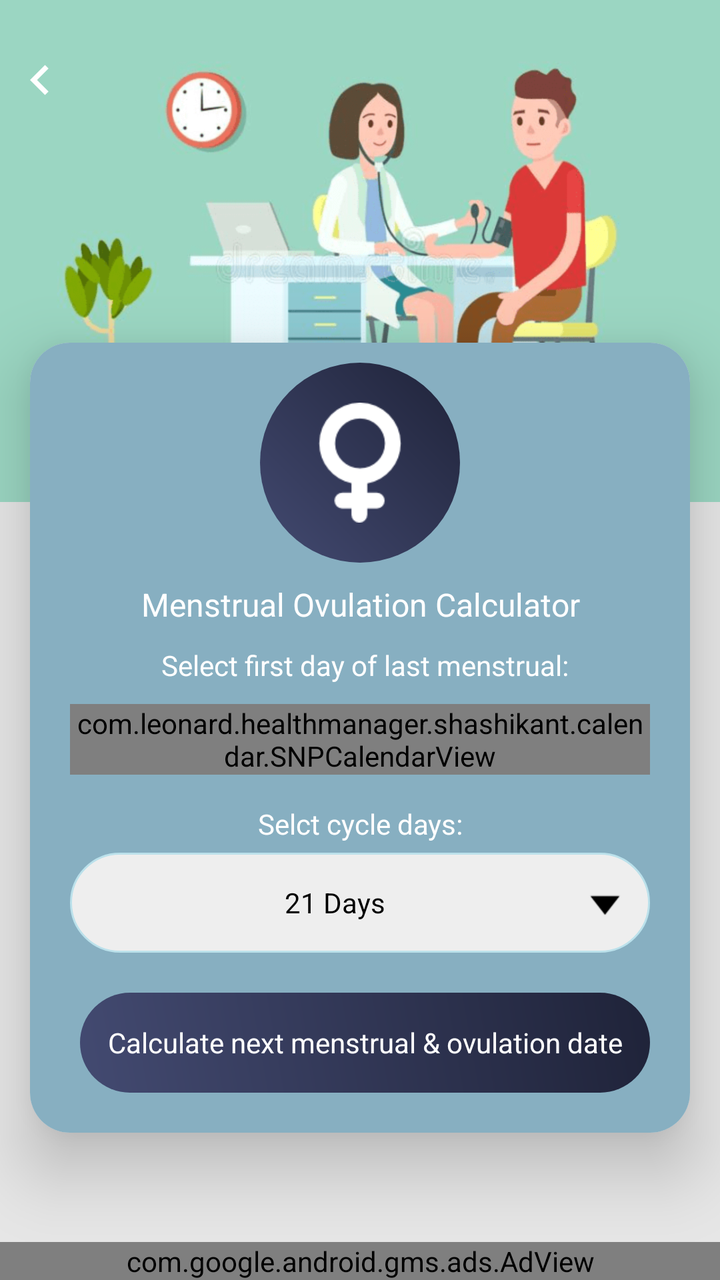
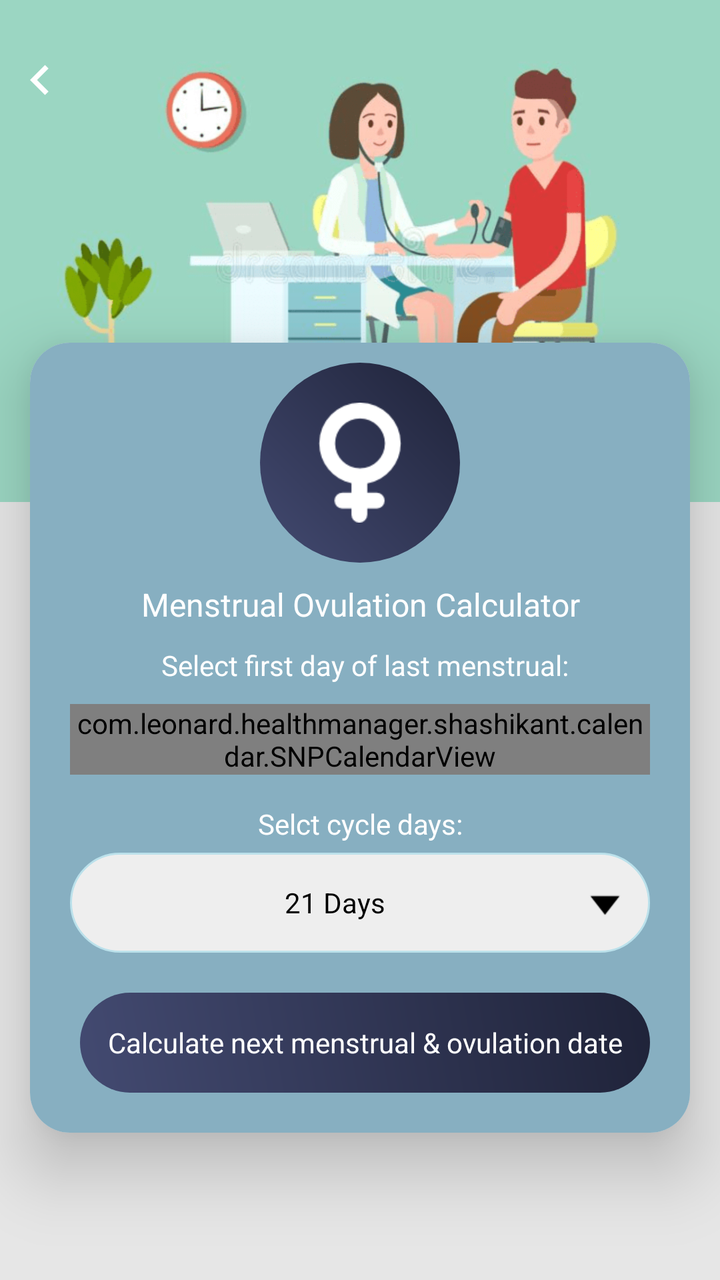

Screens rendered from an Android XML layout before and after an edit, with the pre-edit source and the edit as a unified diff.
<!-- AndroidManifest.xml: application theme AppTheme -->
<!-- res/layout/menstrual_and_ovulation_calculator.xml -->
<?xml version="1.0" encoding="utf-8"?>
<RelativeLayout xmlns:android="http://schemas.android.com/apk/res/android"
    xmlns:aapt="http://schemas.android.com/aapt"
    xmlns:app="http://schemas.android.com/apk/res-auto"
    android:layout_width="match_parent"
    android:layout_height="match_parent"
    android:background="@color/gray_color"
    android:orientation="vertical">

    <RelativeLayout
        android:id="@+id/banner"
        android:layout_width="match_parent"
        android:layout_height="wrap_content"
        android:background="@mipmap/calculator_banner_2">

    </RelativeLayout>
    <ImageView
        android:id="@+id/iv_back"
        android:layout_width="40dp"
        android:layout_height="40dp"
        android:layout_alignParentLeft="true"
        android:layout_alignParentTop="true"
        android:layout_marginTop="20dp"
        android:padding="5dp"
        android:src="@drawable/ic_chevron_left_white_24dp" />



    <androidx.cardview.widget.CardView
        android:id="@+id/cardviewone"
        android:layout_marginBottom="60dp"
        android:layout_width="match_parent"
        android:layout_height="wrap_content"
        android:layout_marginLeft="@dimen/text_15"
        android:layout_below="@+id/banner"
        android:layout_marginTop="-80dp"

        android:layout_marginRight="@dimen/text_15"
        android:orientation="horizontal"

        app:cardCornerRadius="20dp"
        app:cardElevation="20dip">




    <ScrollView
        android:layout_width="match_parent"
        android:layout_height="wrap_content"
        android:layout_above="@+id/ad_layout"
        android:background="#87AFC1"
        android:layout_below="@+id/tv_menstrual">

        <LinearLayout
            android:layout_width="match_parent"
            android:layout_height="wrap_content"
            android:orientation="vertical">

            <RelativeLayout
                android:layout_width="match_parent"
                android:layout_above="@+id/cardviewone"
                android:layout_marginTop="10dp"
                android:layout_height="wrap_content">
                <RelativeLayout
                    android:id="@+id/rel12"
                    android:layout_width="100dp"
                    android:layout_centerInParent="true"
                    android:background="@drawable/a3_grad"
                    android:layout_height="100dp">

                    <ImageView
                        android:id="@+id/iv_menstrual"
                        android:layout_width="60dp"
                        android:layout_height="60dp"
                        android:layout_centerHorizontal="true"
                        android:layout_centerInParent="true"
                        android:src="@drawable/img_menstraul_ovulation" />
                </RelativeLayout>
            </RelativeLayout>


            <TextView
                android:id="@+id/tv_menstrual"
                android:layout_width="match_parent"
                android:layout_height="wrap_content"
                android:layout_below="@+id/rel12"
                android:textAlignment="center"
                android:layout_centerHorizontal="true"
                android:layout_margin="10dp"
                android:text="@string/Menstrual_Ovulation_Calculator"
                android:textColor="@color/white"
                android:textSize="@dimen/textsize_16" />

            <TextView
                android:id="@+id/tv_date"
                android:layout_width="match_parent"
                android:layout_height="wrap_content"
                android:layout_above="@+id/mFCalendarView"
                android:layout_marginBottom="10dp"
                android:gravity="center"
                android:inputType="numberDecimal"
                android:paddingLeft="5dp"
                android:text="@string/Select_first_day_of_last_menstrual"
                android:textColor="@color/white"
                android:textColorHint="@color/white"
                android:textSize="@dimen/textsize_14" />

            <com.leonard.healthmanager.shashikant.calendar.SNPCalendarView
                android:id="@+id/mFCalendarView"
                android:layout_width="wrap_content"
                android:layout_height="wrap_content"
                android:background="@color/line_color"
                android:layout_centerInParent="true"
                android:layout_gravity="top|bottom|left|right|center_vertical|fill_vertical|center_horizontal|fill_horizontal|center|fill|start|end"
                android:layout_marginLeft="20dp"
                android:layout_marginRight="20dp"
                android:layout_marginBottom="10dp" />

            <TextView
                android:id="@+id/tv_Select_days"
                android:layout_width="match_parent"
                android:layout_height="wrap_content"
                android:layout_margin="5dp"
                android:gravity="center"
                android:text="@string/Selct_cycle_days"
                android:textColor="@color/white"
                android:textSize="@dimen/textsize_14" />

            <TextView
                android:id="@+id/tv_cycle_days"
                android:layout_width="match_parent"
                android:layout_height="50dp"
                android:layout_marginLeft="20dp"
                android:layout_marginRight="20dp"
                android:layout_marginBottom="10dp"
                android:layout_weight="3.5"
                android:background="@drawable/corner2"
                android:drawableRight="@mipmap/down"
                android:gravity="center"
                android:padding="10dp"
                android:text="@string/Days_21"
                android:textColor="@color/black"
                android:textColorHint="@color/black"
                android:textSize="@dimen/textsize_14" />

            <TextView
                android:id="@+id/tv_calculate_mco"
                android:layout_width="match_parent"
                android:layout_height="50dp"
                android:layout_below="@+id/mFCalendarView"
                android:layout_marginLeft="25dp"
                android:layout_marginTop="10dp"
                android:layout_marginRight="20dp"
                android:layout_marginBottom="20dp"
                android:background="@drawable/a3_grad"
                android:gravity="center"
                android:text="@string/Calculate_next_menstrual"
                android:textColor="@color/white"
                android:textColorHint="@color/white"
                android:textSize="@dimen/textsize_14" />
        </LinearLayout>
    </ScrollView>
    </androidx.cardview.widget.CardView>
    <include
        android:id="@+id/ad_layout"
        layout="@layout/native_ad"
        android:layout_width="match_parent"
        android:layout_height="wrap_content"
        android:layout_alignParentLeft="true"
        android:layout_alignParentBottom="true"
        android:layout_gravity="top|center_vertical|center_horizontal|center" />
</RelativeLayout>
<!-- res/layout/native_ad.xml (included above) -->
<?xml version="1.0" encoding="utf-8"?>
<LinearLayout xmlns:android="http://schemas.android.com/apk/res/android"
    xmlns:aapt="http://schemas.android.com/aapt"
    xmlns:app="http://schemas.android.com/apk/res-auto"
    android:layout_width="match_parent"
    android:layout_height="wrap_content"
    android:orientation="vertical">

    <com.google.android.gms.ads.AdView
        android:id="@+id/adView"
        android:layout_width="match_parent"
        android:layout_height="wrap_content"
        android:layout_above="@+id/ll_footer_menu"
        app:adSize="BANNER"
        app:adUnitId="@string/banner_ad_three" />
</LinearLayout>
<!-- resources referenced by this layout -->
<resources>
  <color name="black">#000000</color>
  <color name="gray_color">#E6E6E6</color>
  <color name="line_color">#9BB5C1</color>
  <color name="white">#ffffff</color>
  <dimen name="text_15">15sp</dimen>
  <dimen name="textsize_14">14sp</dimen>
  <dimen name="textsize_16">16sp</dimen>
  <!-- drawable a3_grad (drawable) -->
  <?xml version="1.0" encoding="utf-8"?>
  <shape xmlns:android="http://schemas.android.com/apk/res/android">
  <gradient
      android:angle="225"
      android:endColor="#434A71"
      android:startColor="#1F2339" />
  
  <corners android:radius="200dp"/>
  
  </shape>
  <!-- drawable corner2 (drawable) -->
  <?xml version="1.0" encoding="utf-8"?>
  <shape xmlns:android="http://schemas.android.com/apk/res/android"
      android:shape="rectangle">
  
  
      <stroke
          android:width="1dp"
          android:color="#BBE1EB"/>
  
      <corners android:radius="200dp"/>
  
      <solid
          android:color="#EEEEEE"/>
  
  </shape>
  <!-- drawable ic_chevron_left_white_24dp (drawable) -->
  <vector android:height="24dp" android:tint="#FFFFFF"
      android:viewportHeight="24" android:viewportWidth="24"
      android:width="24dp" xmlns:android="http://schemas.android.com/apk/res/android">
      <path android:fillColor="@android:color/white" android:pathData="M15.41,7.41L14,6l-6,6 6,6 1.41,-1.41L10.83,12z"/>
  </vector>
  <!-- drawable img_menstraul_ovulation: png bitmap (drawable, 1335 bytes) -->
  <!-- mipmap calculator_banner_2: png bitmap (mipmap-xhdpi, 70074 bytes) -->
  <!-- mipmap down: png bitmap (mipmap-xhdpi, 325 bytes) -->
  <string name="Calculate_next_menstrual">Calculate next menstrual &amp; ovulation date</string>
  <string name="Days_21">21 Days</string>
  <string name="Menstrual_Ovulation_Calculator">Menstrual Ovulation Calculator</string>
  <string name="Selct_cycle_days">Selct cycle days:</string>
  <string name="Select_first_day_of_last_menstrual">Select first day of last menstrual:</string>
  <string name="banner_ad_three">ca-app-pub-2957577039807154/7696956496</string>
  <style name="AppTheme" parent="Theme.AppCompat.Light.DarkActionBar">
          
          <item name="colorPrimary">@color/colorPrimary</item>
          <item name="colorPrimaryDark">@color/colorPrimaryDark</item>
          <item name="colorAccent">@color/colorAccent</item>
      </style>
  <color name="colorPrimary">#434A71</color>
  <color name="colorPrimaryDark">#1F2339</color>
  <color name="colorAccent">#1F2339</color>
</resources>

<!-- the commit's change to res/layout/menstrual_and_ovulation_calculator.xml (unified diff, before → after) -->
@@ -161,29 +161,13 @@
         </LinearLayout>
     </ScrollView>
     </androidx.cardview.widget.CardView>
-    <include
-        android:id="@+id/ad_layout"
-        layout="@layout/native_ad"
+
+    <LinearLayout
+        android:id="@+id/normal_ad_include"
         android:layout_width="match_parent"
         android:layout_height="wrap_content"
-        android:layout_alignParentLeft="true"
-        android:layout_alignParentBottom="true"
-        android:layout_gravity="top|center_vertical|center_horizontal|center" />
+        android:orientation="vertical"
+        android:gravity="center"
+        android:layout_alignParentBottom="true"/>
+    
 </RelativeLayout>
-<!-- res/layout/native_ad.xml (included above) -->
-<?xml version="1.0" encoding="utf-8"?>
-<LinearLayout xmlns:android="http://schemas.android.com/apk/res/android"
-    xmlns:aapt="http://schemas.android.com/aapt"
-    xmlns:app="http://schemas.android.com/apk/res-auto"
-    android:layout_width="match_parent"
-    android:layout_height="wrap_content"
-    android:orientation="vertical">
-
-    <com.google.android.gms.ads.AdView
-        android:id="@+id/adView"
-        android:layout_width="match_parent"
-        android:layout_height="wrap_content"
-        android:layout_above="@+id/ll_footer_menu"
-        app:adSize="BANNER"
-        app:adUnitId="@string/banner_ad_three" />
-</LinearLayout>
<!-- resource entries referenced after the edit -->
@@ -48,7 +48,6 @@
   <string name="Menstrual_Ovulation_Calculator">Menstrual Ovulation Calculator</string>
   <string name="Selct_cycle_days">Selct cycle days:</string>
   <string name="Select_first_day_of_last_menstrual">Select first day of last menstrual:</string>
-  <string name="banner_ad_three">ca-app-pub-2957577039807154/7696956496</string>
   <style name="AppTheme" parent="Theme.AppCompat.Light.DarkActionBar">
           
           <item name="colorPrimary">@color/colorPrimary</item>
